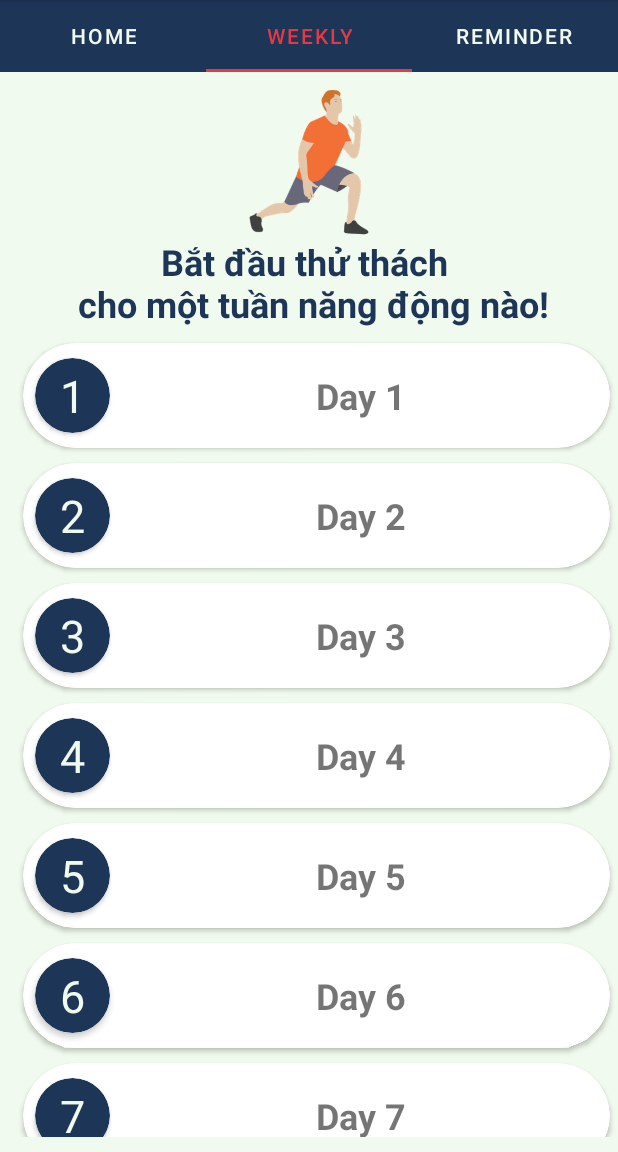
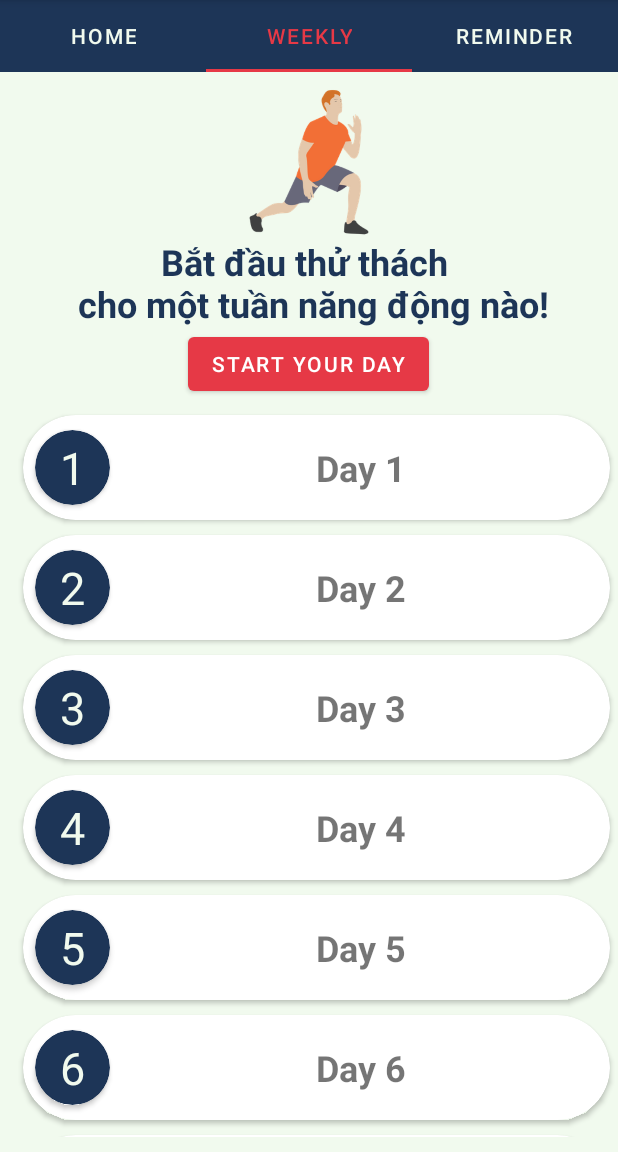
Before and after one commit to maverik0302/sevenworkout, an Android app: the screen it shows after launch (MainActivity), tab 2 chosen, on a phone screen of 412 x 824 dp, the part 84-1236 px from its top. Run offline under Robolectric (Android 15) with nearby library versions, the phone set to English and light mode, and no system bars.

Commit message:
Create Daily planning

```diff
--- a/app/src/main/res/layout/fragment_weekly.xml
+++ b/app/src/main/res/layout/fragment_weekly.xml
@@ -30,6 +30,11 @@
             android:textStyle="bold"
             android:textSize="24sp">
         </TextView>
+        <Button
+            android:layout_width="wrap_content"
+            android:layout_height="wrap_content"
+            android:text="START YOUR DAY">
+        </Button>
     </LinearLayout>
 
 
@@ -42,4 +47,4 @@
     </androidx.recyclerview.widget.RecyclerView>
 
 
-    </LinearLayout>
+</LinearLayout>
```
Also changed, not shown: app/src/main/res/drawable/dailystart.png (added).
